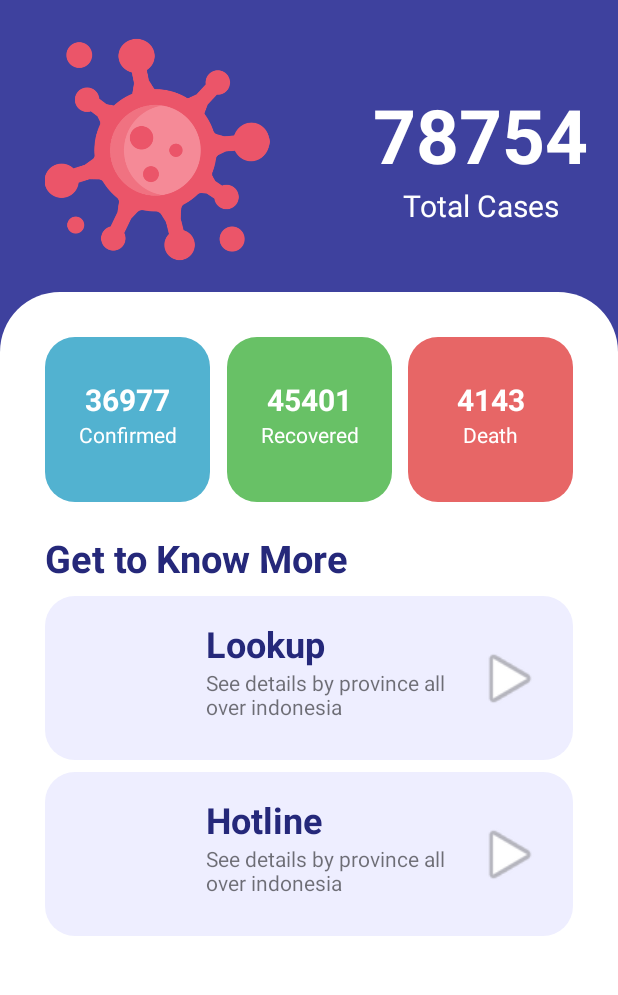
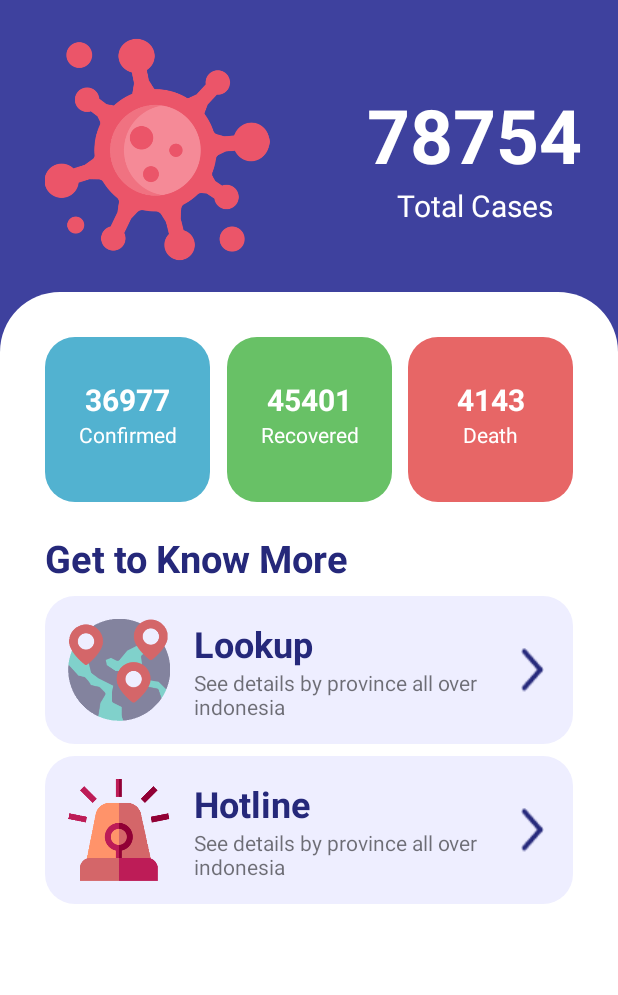
Before and after one commit to randiadiel/bncc-application-gojek-bootcamp, an Android app: the screen it shows after launch (MainActivity), on a phone screen of 412 x 824 dp, the part 75-1070 px from its top. Run offline under Robolectric (Android 15) with nearby library versions, the phone set to English and light mode, and no system bars.

Commit message:
Import and modify Main Activity Image

```diff
--- a/app/src/main/res/layout/activity_main.xml
+++ b/app/src/main/res/layout/activity_main.xml
@@ -43,7 +43,7 @@
         android:id="@+id/textView2"
         android:layout_width="wrap_content"
         android:layout_height="wrap_content"
-        android:layout_marginEnd="20dp"
+        android:layout_marginEnd="24dp"
         android:text="78754"
         android:textColor="#FFFFFF"
         android:textSize="50sp"
@@ -223,34 +223,36 @@
                 app:layout_constraintBottom_toBottomOf="parent"
                 app:layout_constraintStart_toStartOf="parent"
                 app:layout_constraintTop_toTopOf="parent"
+                app:srcCompat="@drawable/global_map"
                 tools:src="@drawable/virus" />
 
             <TextView
                 android:id="@+id/tv_main_lookupTitle"
                 android:layout_width="wrap_content"
                 android:layout_height="wrap_content"
-                android:layout_marginStart="24dp"
+                android:layout_marginStart="16dp"
                 android:text="Lookup"
+                android:textColor="#25287A"
                 android:textSize="24sp"
                 android:textStyle="bold"
-                android:textColor="#25287A"
                 app:layout_constraintStart_toEndOf="@+id/imageView2"
                 app:layout_constraintTop_toTopOf="parent" />
 
             <TextView
                 android:id="@+id/tv_main_lookupDesc"
-                android:layout_width="185dp"
-                android:layout_height="46dp"
+                android:layout_width="0dp"
+                android:layout_height="wrap_content"
                 android:text="See details by province all over indonesia"
+                app:layout_constraintEnd_toStartOf="@+id/btn_main_lookup"
                 app:layout_constraintStart_toStartOf="@+id/tv_main_lookupTitle"
                 app:layout_constraintTop_toBottomOf="@+id/tv_main_lookupTitle" />
 
             <Button
                 android:id="@+id/btn_main_lookup"
-                android:layout_width="45dp"
-                android:layout_height="47dp"
+                android:layout_width="15dp"
+                android:layout_height="30dp"
                 android:layout_marginEnd="4dp"
-                android:background="@android:drawable/ic_media_play"
+                android:background="@drawable/soft_right_arrow"
                 app:layout_constraintBottom_toBottomOf="parent"
                 app:layout_constraintEnd_toEndOf="parent"
                 app:layout_constraintTop_toTopOf="parent" />
@@ -274,34 +276,36 @@
                 app:layout_constraintBottom_toBottomOf="parent"
                 app:layout_constraintStart_toStartOf="parent"
                 app:layout_constraintTop_toTopOf="parent"
+                app:srcCompat="@drawable/siren"
                 tools:src="@drawable/virus" />
 
             <TextView
                 android:id="@+id/tv_main_hotlineTitle"
                 android:layout_width="wrap_content"
                 android:layout_height="wrap_content"
-                android:layout_marginStart="24dp"
+                android:layout_marginStart="16dp"
                 android:text="Hotline"
+                android:textColor="#25287A"
                 android:textSize="24sp"
                 android:textStyle="bold"
-                android:textColor="#25287A"
                 app:layout_constraintStart_toEndOf="@+id/iv_main_hotline"
                 app:layout_constraintTop_toTopOf="parent" />
 
             <TextView
                 android:id="@+id/tv_main_hotlineDesc"
-                android:layout_width="185dp"
-                android:layout_height="46dp"
+                android:layout_width="0dp"
+                android:layout_height="wrap_content"
                 android:text="See details by province all over indonesia"
+                app:layout_constraintEnd_toStartOf="@+id/btn_main_hotline"
                 app:layout_constraintStart_toStartOf="@+id/tv_main_hotlineTitle"
                 app:layout_constraintTop_toBottomOf="@+id/tv_main_hotlineTitle" />
 
             <Button
                 android:id="@+id/btn_main_hotline"
-                android:layout_width="45dp"
-                android:layout_height="47dp"
+                android:layout_width="15dp"
+                android:layout_height="30dp"
                 android:layout_marginEnd="4dp"
-                android:background="@android:drawable/ic_media_play"
+                android:background="@drawable/soft_right_arrow"
                 app:layout_constraintBottom_toBottomOf="parent"
                 app:layout_constraintEnd_toEndOf="parent"
                 app:layout_constraintTop_toTopOf="parent" />
```
Also changed, not shown: app/src/main/res/drawable/back_button.png (added), app/src/main/res/drawable/cancel_button.png (added), app/src/main/res/drawable/global_map.png (renamed from app/src/main/res/drawable-v24/global_map.png), app/src/main/res/drawable/red_covid.png (added), app/src/main/res/drawable/search_button.png (added), app/src/main/res/drawable/siren.png (added), app/src/main/res/drawable/soft_right_arrow.png (added).
